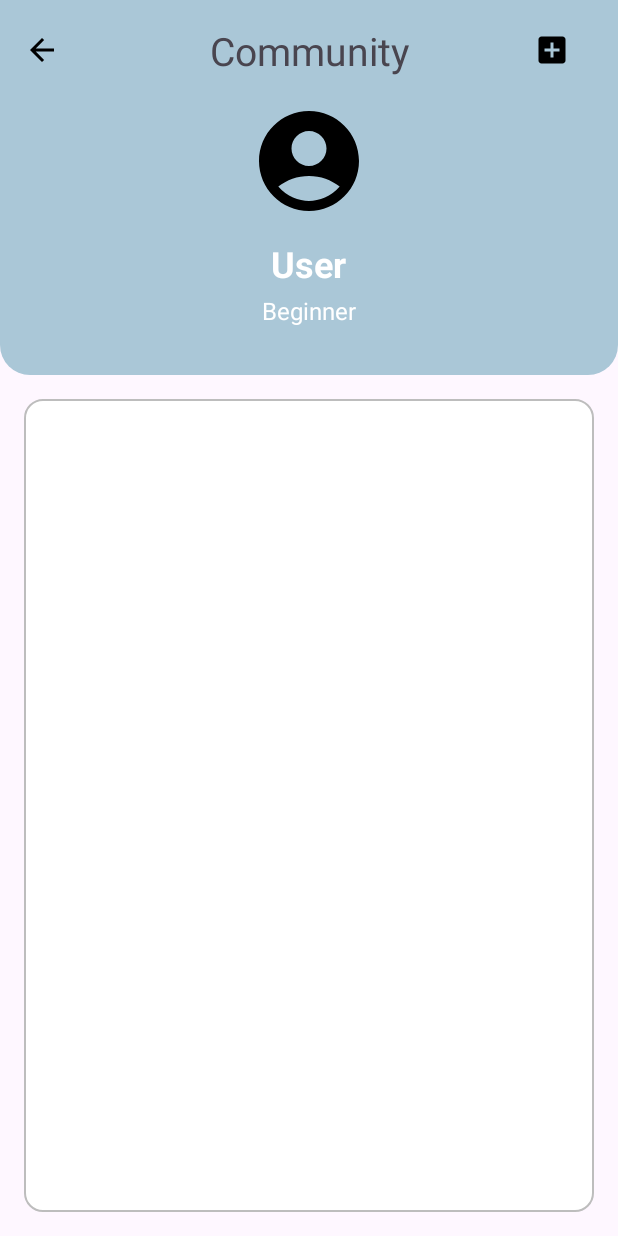
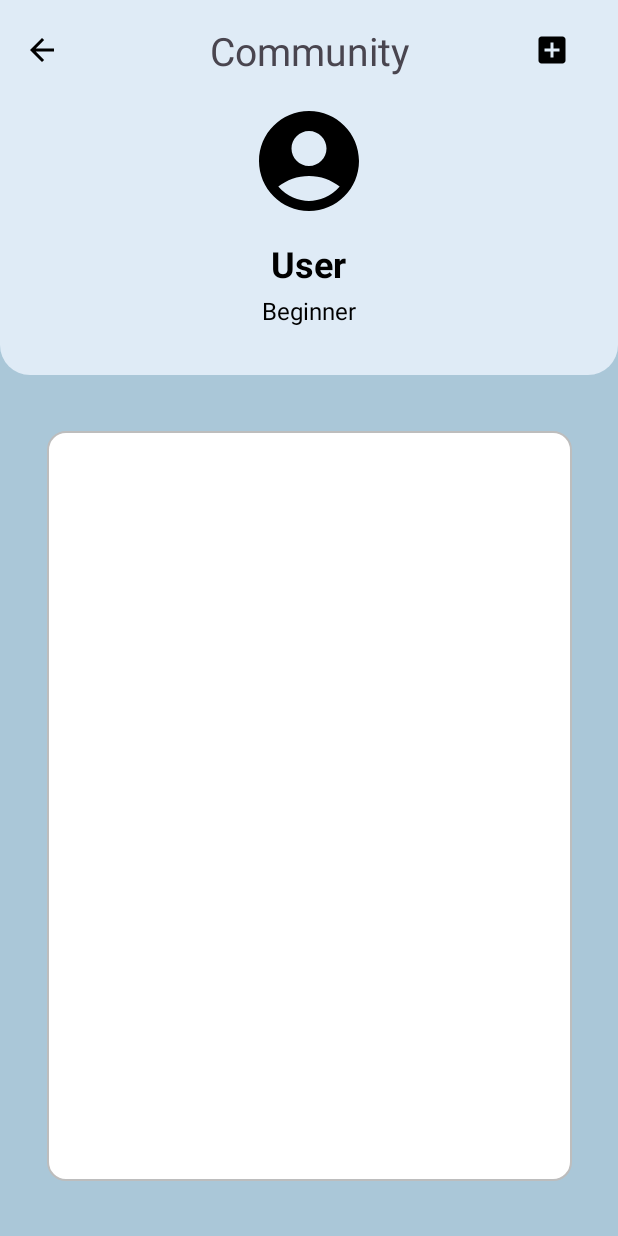
Before and after one commit to EdwinLolo/RunningAPP_MAP, an Android app: the CommunityActivity screen opened directly, with no data from a screen before it, on a phone screen of 412 x 824 dp. Run offline under Robolectric (Android 15) with nearby library versions, the phone set to English and light mode, and no system bars; our stand-ins replace Firebase (no records; nobody signed in at launch, a user with empty details on screens opened directly).

Commit message:
Community depan

```diff
--- a/app/src/main/java/com/example/runningproject/CommunityActivity.kt
+++ b/app/src/main/java/com/example/runningproject/CommunityActivity.kt
@@ -103,6 +103,10 @@
                     intent.putExtra("communityId", communityId)
                     startActivity(intent)
                 }
+
+                // Apply the custom ItemDecoration
+                val margin = resources.getDimensionPixelSize(R.dimen.recycler_view_item_margin)
+                binding.recyclerView.addItemDecoration(CustomItemDecoration(this, margin))
             }
             .addOnFailureListener {
                 // Tangani error jika ada
--- /dev/null
+++ b/app/src/main/java/com/example/runningproject/CustomItemDecoration.kt
@@ -0,0 +1,37 @@
+package com.example.runningproject
+
+import android.content.Context
+import android.graphics.Canvas
+import android.graphics.drawable.Drawable
+import android.view.View
+import androidx.core.content.ContextCompat
+import androidx.recyclerview.widget.RecyclerView
+
+class CustomItemDecoration(context: Context, private val margin: Int) : RecyclerView.ItemDecoration() {
+
+    private val divider: Drawable? = ContextCompat.getDrawable(context, R.drawable.divider)
+
+    override fun getItemOffsets(outRect: android.graphics.Rect, view: View, parent: RecyclerView, state: RecyclerView.State) {
+        outRect.top = margin
+        outRect.left = margin
+        outRect.right = margin
+        if (parent.getChildAdapterPosition(view) == parent.adapter!!.itemCount - 1) {
+            outRect.bottom = margin
+        }
+    }
+
+    override fun onDraw(c: Canvas, parent: RecyclerView, state: RecyclerView.State) {
+        val left = parent.paddingLeft
+        val right = parent.width - parent.paddingRight
+
+        for (i in 0 until parent.childCount) {
+            val child = parent.getChildAt(i)
+            val params = child.layoutParams as RecyclerView.LayoutParams
+            val top = child.bottom + params.bottomMargin
+            val bottom = top + (divider?.intrinsicHeight ?: 0)
+
+            divider?.setBounds(left, top, right, bottom)
+            divider?.draw(c)
+        }
+    }
+}
--- /dev/null
+++ b/app/src/main/res/drawable/divider.xml
@@ -0,0 +1,4 @@
+<shape xmlns:android="http://schemas.android.com/apk/res/android">
+    <size android:height="1dp" />
+    <solid android:color="@android:color/darker_gray" />
+</shape>
--- /dev/null
+++ b/app/src/main/res/drawable/roundedbottomprofile.xml
@@ -0,0 +1,10 @@
+<?xml version="1.0" encoding="utf-8"?>
+<shape xmlns:android="http://schemas.android.com/apk/res/android">
+    <solid android:color="#DFEBF6" /> <!-- Warna latar belakang biru -->
+
+    <corners
+        android:topLeftRadius="0dp"
+        android:topRightRadius="0dp"
+        android:bottomLeftRadius="20dp"
+        android:bottomRightRadius="20dp" /> <!-- Radius hanya pada bagian bawah -->
+</shape>
--- a/app/src/main/res/layout/activity_community.xml
+++ b/app/src/main/res/layout/activity_community.xml
@@ -6,6 +6,7 @@
     android:id="@+id/main"
     android:layout_width="match_parent"
     android:layout_height="match_parent"
+    android:background="#AAC7D8"
     tools:context=".CommunityActivity">
 
     <!-- LinearLayout untuk Profile -->
@@ -13,7 +14,7 @@
         android:id="@+id/profile_container"
         android:layout_width="match_parent"
         android:layout_height="250dp"
-        android:background="@drawable/rounded_bottom"
+        android:background="@drawable/roundedbottomprofile"
         android:gravity="center_horizontal"
         android:orientation="vertical"
         android:padding="16dp"
@@ -77,7 +78,7 @@
             android:layout_marginTop="12dp"
             android:gravity="center"
             android:text="User Name"
-            android:textColor="@android:color/white"
+            android:textColor="@android:color/black"
             android:textSize="24sp"
             android:textStyle="bold" />
 
@@ -89,19 +90,19 @@
             android:layout_marginTop="4dp"
             android:gravity="center"
             android:text="Level"
-            android:textColor="@android:color/white"
+            android:textColor="@android:color/black"
             android:textSize="16sp" />
     </LinearLayout>
 
     <!-- RecyclerView untuk menampilkan daftar komunitas -->
     <androidx.recyclerview.widget.RecyclerView
         android:id="@+id/recycler_view"
-        android:layout_width="0dp"
-        android:layout_height="0dp"
-        android:layout_marginTop="16dp"
+        android:layout_width="350dp"
+        android:layout_height="500dp"
+        android:layout_marginTop="25dp"
         android:layout_marginStart="16dp"
         android:layout_marginEnd="16dp"
-        android:layout_marginBottom="16dp"
+        android:layout_marginBottom="25dp"
         android:background="@drawable/rounded_edit_text"
         app:layout_constraintTop_toBottomOf="@id/profile_container"
         app:layout_constraintStart_toStartOf="parent"
--- /dev/null
+++ b/app/src/main/res/values/dimens.xml
@@ -0,0 +1,4 @@
+<?xml version="1.0" encoding="utf-8"?>
+<resources>
+    <dimen name="recycler_view_item_margin">16dp</dimen>
+</resources>
```
Also changed, not shown: app/src/main/java/com/example/runningproject/CommunityAdapter.kt (+23 -4 lines), app/src/main/res/layout/item_community.xml (+15 -7 lines).
